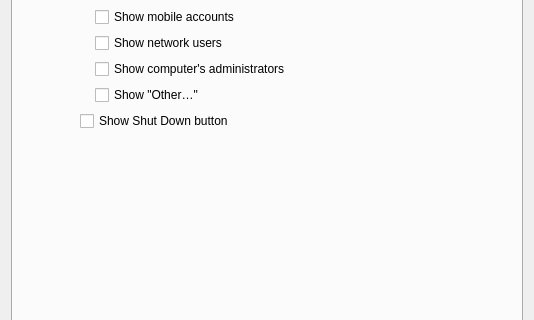
fw-dev/translations, file FWAdminLib/Configurator/LoginWindowForm.ui: the form before one commit; both pictures show x 0 to 534 and y 221 to 541 of the 534 by 825 pixel window.
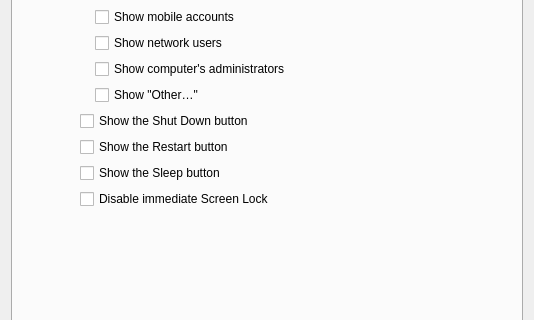
The form after the commit. Icons and pictures are not drawn.

Patch:
```diff
--- a/FWAdminLib/Configurator/LoginWindowForm.ui
+++ b/FWAdminLib/Configurator/LoginWindowForm.ui
@@ -136,7 +136,28 @@
          <item>
           <widget class="QCheckBox" name="m_checkShutdown">
            <property name="text">
-            <string>Show Shut Down button</string>
+            <string>Show the Shut Down button</string>
+           </property>
+          </widget>
+         </item>
+         <item>
+          <widget class="QCheckBox" name="m_checkRestart">
+           <property name="text">
+            <string>Show the Restart button</string>
+           </property>
+          </widget>
+         </item>
+         <item>
+          <widget class="QCheckBox" name="m_checkSleep">
+           <property name="text">
+            <string>Show the Sleep button</string>
+           </property>
+          </widget>
+         </item>
+         <item>
+          <widget class="QCheckBox" name="m_checkImmediateScreenLock">
+           <property name="text">
+            <string>Disable immediate Screen Lock</string>
            </property>
           </widget>
          </item>
```
Left out of the diff: 7 changed lines with no effect on the pictures.
